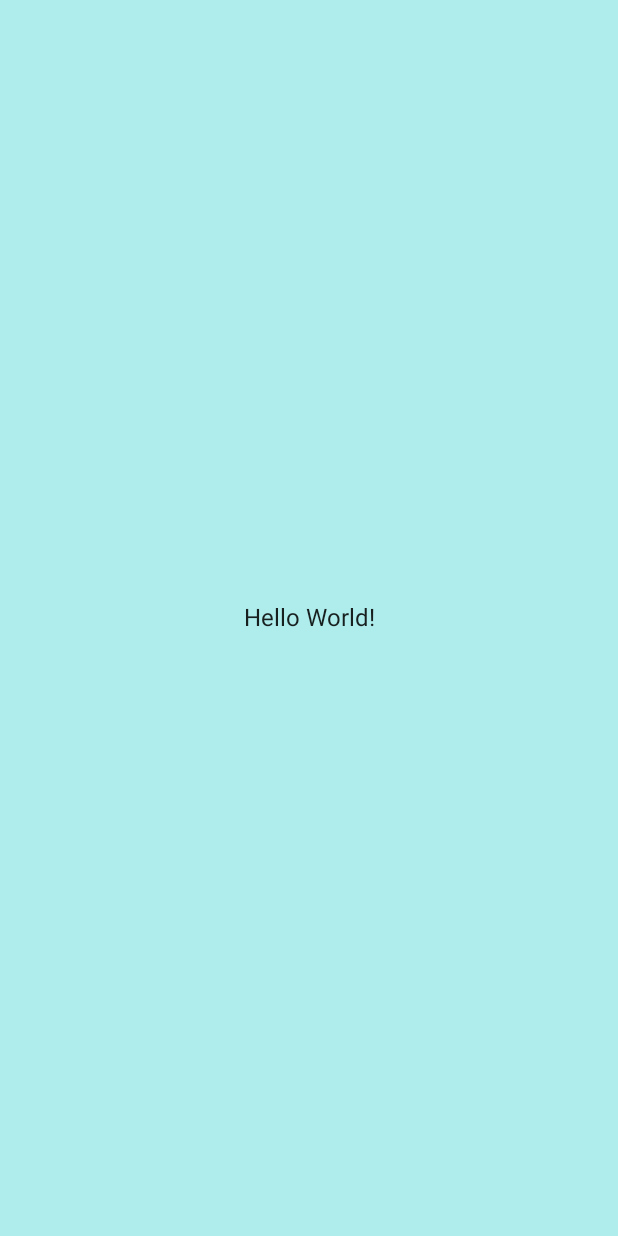
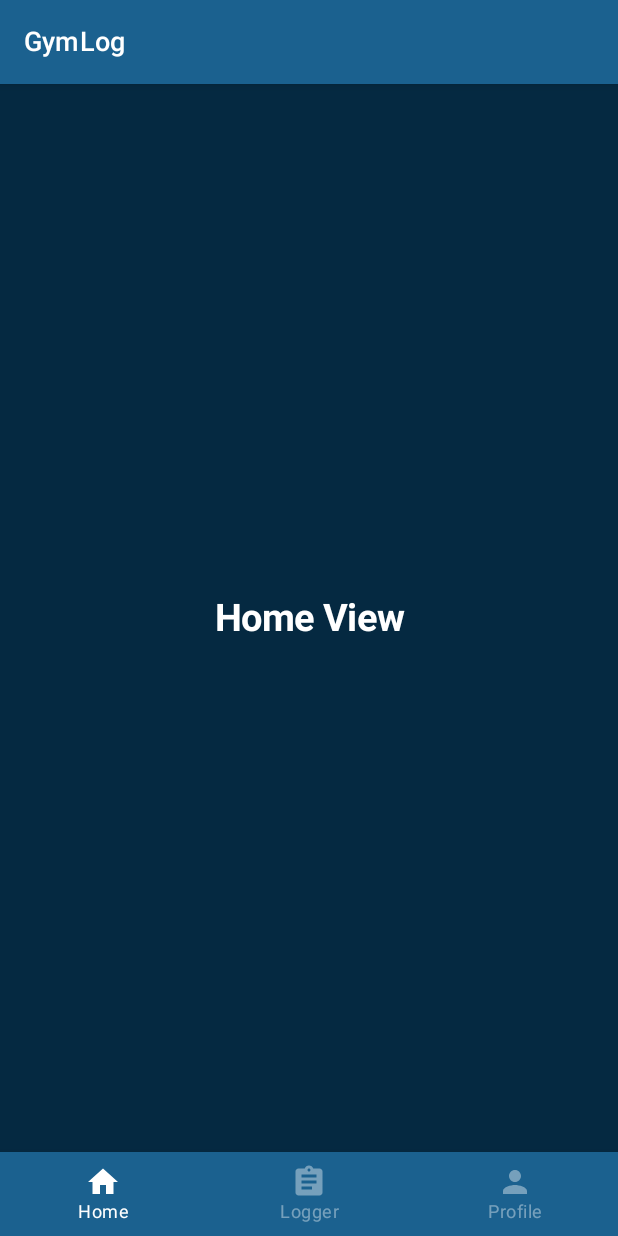
Before and after one commit to DevIvanov/GymLog, an Android app built with Jetpack Compose: the screen it shows after launch (MainActivity), on a phone screen of 412 x 824 dp. Before the commit the screen is almost empty. Run offline under Robolectric (Android 15) with nearby library versions, the phone set to English and light mode, and no system bars.

Commit message:
add navigation

```diff
--- a/app/src/main/java/com/ivanovdev/gymlog/MainActivity.kt
+++ b/app/src/main/java/com/ivanovdev/gymlog/MainActivity.kt
@@ -1,7 +1,10 @@
 package com.ivanovdev.gymlog
 
+import android.app.Activity
 import android.os.Bundle
+import android.widget.Toast
 import androidx.activity.ComponentActivity
+import androidx.activity.compose.BackHandler
 import androidx.activity.compose.setContent
 import androidx.compose.foundation.layout.fillMaxSize
 import androidx.compose.material.MaterialTheme
@@ -9,9 +12,23 @@ import androidx.compose.material.Surface
 import androidx.compose.material.Text
 import androidx.compose.runtime.Composable
 import androidx.compose.ui.Modifier
+import androidx.compose.ui.platform.LocalLifecycleOwner
 import androidx.compose.ui.tooling.preview.Preview
+import androidx.core.view.WindowCompat
+import androidx.lifecycle.LifecycleOwner
+import androidx.lifecycle.lifecycleScope
+import androidx.navigation.NavHostController
+import androidx.navigation.NavType
+import androidx.navigation.compose.NavHost
+import androidx.navigation.compose.composable
+import androidx.navigation.compose.rememberNavController
+import androidx.navigation.navArgument
+import com.ivanovdev.gymlog.screen.Screen
+import com.ivanovdev.gymlog.screen.main.MainScreen
 import com.ivanovdev.gymlog.screen.splash.SplashScreen
 import com.ivanovdev.gymlog.ui.theme.GymLogTheme
+import kotlinx.coroutines.delay
+import kotlinx.coroutines.launch
 
 class MainActivity : ComponentActivity() {
     override fun onCreate(savedInstanceState: Bundle?) {
@@ -23,9 +40,38 @@ class MainActivity : ComponentActivity() {
                     modifier = Modifier.fillMaxSize(),
                     color = MaterialTheme.colors.background
                 ) {
-                    SplashScreen()
+                    MyAppNavHost(
+                        activity = this
+                    )
                 }
             }
         }
     }
 }
+
+@Composable
+fun MyAppNavHost(
+    modifier: Modifier = Modifier,
+    navController: NavHostController = rememberNavController(),
+    startDestination: String = Screen.Splash.route,
+    lifecycleOwner: LifecycleOwner = LocalLifecycleOwner.current,
+    activity: Activity,
+) {
+    NavHost(
+        modifier = modifier,
+        navController = navController,
+        startDestination = startDestination
+    ) {
+        composable(Screen.Splash.route) { SplashScreen() }
+        composable(Screen.Main.route) {
+            MainScreen()
+            BackHandler(true) { }
+        }
+
+        lifecycleOwner.lifecycleScope.launch {
+            delay(2000L)
+            WindowCompat.setDecorFitsSystemWindows(activity.window, true)
+            navController.navigate(Screen.Main.route)
+        }
+    }
+}
--- /dev/null
+++ b/app/src/main/java/com/ivanovdev/gymlog/screen/NavigationItem.kt
@@ -0,0 +1,17 @@
+package com.ivanovdev.gymlog.screen
+
+import androidx.annotation.DrawableRes
+import androidx.annotation.StringRes
+import com.ivanovdev.gymlog.R
+
+sealed class NavigationItem(
+    val route: String,
+    @DrawableRes
+    var icon: Int,
+    @StringRes
+    var title: Int
+) {
+    object Home : NavigationItem("home", R.drawable.ic_home, R.string.title_home)
+    object Logger : NavigationItem("logger", R.drawable.ic_logger, R.string.title_logger)
+    object Profile : NavigationItem("profile", R.drawable.ic_profile, R.string.title_profile)
+}
--- /dev/null
+++ b/app/src/main/java/com/ivanovdev/gymlog/screen/Screen.kt
@@ -0,0 +1,6 @@
+package com.ivanovdev.gymlog.screen
+
+sealed class Screen(val route: String) {
+    object Splash : Screen("splash")
+    object Main : Screen("main")
+}
--- /dev/null
+++ b/app/src/main/java/com/ivanovdev/gymlog/screen/home/HomeScreen.kt
@@ -0,0 +1,41 @@
+package com.ivanovdev.gymlog.screen.home
+
+import androidx.compose.foundation.background
+import androidx.compose.foundation.layout.Column
+import androidx.compose.foundation.layout.fillMaxSize
+import androidx.compose.foundation.layout.wrapContentSize
+import androidx.compose.material.Text
+import androidx.compose.runtime.Composable
+import androidx.compose.ui.Alignment
+import androidx.compose.ui.Modifier
+import androidx.compose.ui.graphics.Color
+import androidx.compose.ui.text.font.FontWeight
+import androidx.compose.ui.text.style.TextAlign
+import androidx.compose.ui.tooling.preview.Preview
+import androidx.compose.ui.unit.sp
+import com.ivanovdev.gymlog.ui.theme.PrimaryDark
+
+@Composable
+fun HomeScreen() {
+    Column(
+        modifier = Modifier
+            .fillMaxSize()
+            .background(PrimaryDark)
+            .wrapContentSize(Alignment.Center)
+    ) {
+        Text(
+            text = "Home View",
+            fontWeight = FontWeight.Bold,
+            color = Color.White,
+            modifier = Modifier.align(Alignment.CenterHorizontally),
+            textAlign = TextAlign.Center,
+            fontSize = 25.sp
+        )
+    }
+}
+
+@Preview(showBackground = true)
+@Composable
+fun HomeScreenPreview() {
+    HomeScreen()
+}
--- /dev/null
+++ b/app/src/main/java/com/ivanovdev/gymlog/screen/main/MainScreen.kt
@@ -0,0 +1,115 @@
+package com.ivanovdev.gymlog.screen.main
+
+import androidx.compose.foundation.layout.Box
+import androidx.compose.foundation.layout.padding
+import androidx.compose.material.*
+import androidx.compose.runtime.Composable
+import androidx.compose.runtime.getValue
+import androidx.compose.ui.Modifier
+import androidx.compose.ui.graphics.Color
+import androidx.compose.ui.res.painterResource
+import androidx.compose.ui.res.stringResource
+import androidx.compose.ui.tooling.preview.Preview
+import androidx.compose.ui.unit.sp
+import androidx.navigation.NavController
+import androidx.navigation.NavHostController
+import androidx.navigation.compose.NavHost
+import androidx.navigation.compose.composable
+import androidx.navigation.compose.currentBackStackEntryAsState
+import androidx.navigation.compose.rememberNavController
+import com.ivanovdev.gymlog.R
+import com.ivanovdev.gymlog.screen.NavigationItem
+import com.ivanovdev.gymlog.screen.home.HomeScreen
+import com.ivanovdev.gymlog.screen.logger.LoggerScreen
+import com.ivanovdev.gymlog.screen.profile.ProfileScreen
+import com.ivanovdev.gymlog.ui.theme.Primary
+import com.ivanovdev.gymlog.ui.theme.PrimaryDark
+
+@Composable
+fun MainScreen() {
+    val navController = rememberNavController()
+    Scaffold(
+        topBar = { TopBar() },
+        bottomBar = { BottomNavigationBar(navController) },
+        content = { padding -> // We have to pass the scaffold inner padding to our content. That's why we use Box.
+            Box(modifier = Modifier.padding(padding)) {
+                Navigation(navController = navController)
+            }
+        },
+        backgroundColor = PrimaryDark // Set background color to avoid the white flashing when you switch between screens
+    )
+}
+
+@Composable
+fun BottomNavigationBar(navController: NavController) {
+    val items = listOf(
+        NavigationItem.Home,
+        NavigationItem.Logger,
+        NavigationItem.Profile
+    )
+    BottomNavigation(
+        backgroundColor = Primary,
+        contentColor = Color.White
+    ) {
+        val navBackStackEntry by navController.currentBackStackEntryAsState()
+        val currentRoute = navBackStackEntry?.destination?.route
+        items.forEach { item ->
+            BottomNavigationItem(
+                icon = { Icon(painterResource(id = item.icon),
+                    contentDescription = stringResource(id = item.title)) },
+                label = { Text(text = stringResource(id = item.title)) },
+                selectedContentColor = Color.White,
+                unselectedContentColor = Color.White.copy(0.4f),
+                alwaysShowLabel = true,
+                selected = currentRoute == item.route,
+                onClick = {
+                    navController.navigate(item.route) {
+                        // Pop up to the start destination of the graph to
+                        // avoid building up a large stack of destinations
+                        // on the back stack as users select items
+                        navController.graph.startDestinationRoute?.let { route ->
+                            popUpTo(route) {
+                                saveState = true
+                            }
+                        }
+                        // Avoid multiple copies of the same destination when
+                        // reselecting the same item
+                        launchSingleTop = true
+                        // Restore state when reselecting a previously selected item
+                        restoreState = true
+                    }
+                }
+            )
+        }
+    }
+}
+
+@Composable
+fun Navigation(navController: NavHostController) {
+    NavHost(navController, startDestination = NavigationItem.Home.route) {
+        composable(NavigationItem.Home.route) {
+            HomeScreen()
+        }
+        composable(NavigationItem.Logger.route) {
+            LoggerScreen()
+        }
+        composable(NavigationItem.Profile.route) {
+            ProfileScreen()
+        }
+    }
+}
+
+@Composable
+fun TopBar() {
+    TopAppBar(
+        title = { Text(text = stringResource(R.string.app_name), fontSize = 18.sp) },
+        backgroundColor = Primary,
+        contentColor = Color.White
+    )
+}
+
+@Preview(showBackground = true)
+@Composable
+fun TopBarPreview() {
+    TopBar()
+}
--- a/app/src/main/java/com/ivanovdev/gymlog/ui/theme/Color.kt
+++ b/app/src/main/java/com/ivanovdev/gymlog/ui/theme/Color.kt
@@ -8,3 +8,5 @@ val Purple700 = Color(0xFF3700B3)
 val Teal200 = Color(0xFF03DAC5)
 
 val LightBlue = Color(0xFFAFECEC)
+val Primary = Color(0xFF1B618F)
+val PrimaryDark = Color(0xFF052941)
--- /dev/null
+++ b/app/src/main/res/drawable/ic_home.xml
@@ -0,0 +1,5 @@
+<vector android:height="24dp" android:tint="#000000"
+    android:viewportHeight="24" android:viewportWidth="24"
+    android:width="24dp" xmlns:android="http://schemas.android.com/apk/res/android">
+    <path android:fillColor="@android:color/white" android:pathData="M10,20v-6h4v6h5v-8h3L12,3 2,12h3v8z"/>
+</vector>
--- /dev/null
+++ b/app/src/main/res/drawable/ic_logger.xml
@@ -0,0 +1,5 @@
+<vector android:autoMirrored="true" android:height="24dp"
+    android:tint="#000000" android:viewportHeight="24"
+    android:viewportWidth="24" android:width="24dp" xmlns:android="http://schemas.android.com/apk/res/android">
+    <path android:fillColor="@android:color/white" android:pathData="M19,3h-4.18C14.4,1.84 13.3,1 12,1c-1.3,0 -2.4,0.84 -2.82,2L5,3c-1.1,0 -2,0.9 -2,2v14c0,1.1 0.9,2 2,2h14c1.1,0 2,-0.9 2,-2L21,5c0,-1.1 -0.9,-2 -2,-2zM12,3c0.55,0 1,0.45 1,1s-0.45,1 -1,1 -1,-0.45 -1,-1 0.45,-1 1,-1zM14,17L7,17v-2h7v2zM17,13L7,13v-2h10v2zM17,9L7,9L7,7h10v2z"/>
+</vector>
--- /dev/null
+++ b/app/src/main/res/drawable/ic_profile.xml
@@ -0,0 +1,5 @@
+<vector android:height="24dp" android:tint="#000000"
+    android:viewportHeight="24" android:viewportWidth="24"
+    android:width="24dp" xmlns:android="http://schemas.android.com/apk/res/android">
+    <path android:fillColor="@android:color/white" android:pathData="M12,12c2.21,0 4,-1.79 4,-4s-1.79,-4 -4,-4 -4,1.79 -4,4 1.79,4 4,4zM12,14c-2.67,0 -8,1.34 -8,4v2h16v-2c0,-2.66 -5.33,-4 -8,-4z"/>
+</vector>
--- a/app/src/main/res/values/strings.xml
+++ b/app/src/main/res/values/strings.xml
@@ -1,3 +1,7 @@
 <resources>
     <string name="app_name">GymLog</string>
+
+    <string name="title_home">Home</string>
+    <string name="title_logger">Logger</string>
+    <string name="title_profile">Profile</string>
 </resources>
```
Also changed, not shown: app/build.gradle (+6 -5 lines), app/src/main/java/com/ivanovdev/gymlog/screen/logger/LoggerScreen.kt (added, +41 -0 lines), app/src/main/java/com/ivanovdev/gymlog/screen/profile/ProfileScreen.kt (added, +41 -0 lines), dependencies.gradle (+6 -3 lines).
